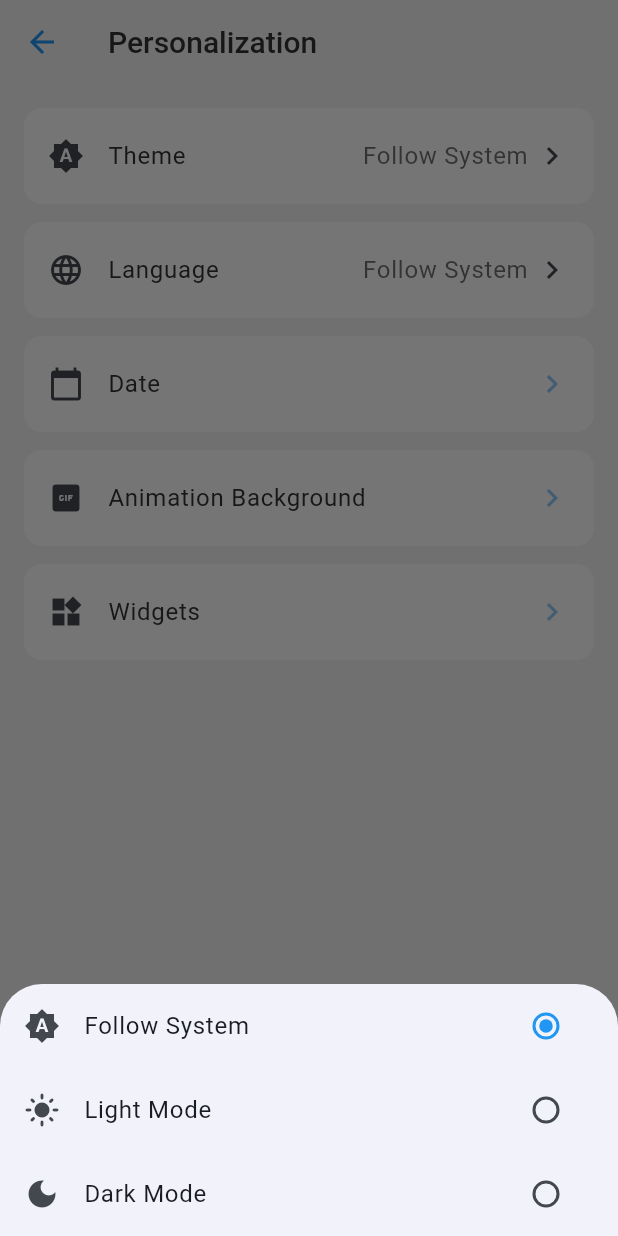
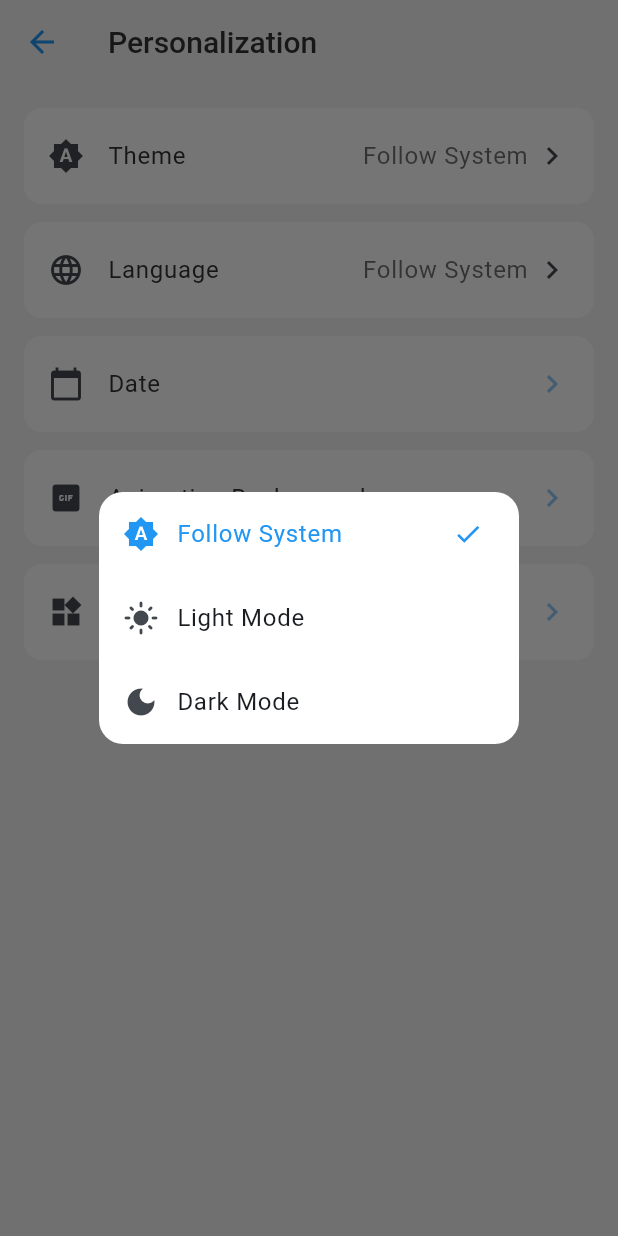
Before and after one commit to Airlur/remind_me, a Flutter app: the PersonalizationPage screen opened by its route, after a tap on "Theme", on a phone screen of 412 x 824 dp. Run offline on Flutter 3.47's test engine with Material 3 defaults, Android fonts, the light colour scheme and no system bars; our stand-ins replace equatable, flutter_bloc, flutter_slidable, get_it, hive, hive_flutter and 1 more; accounts and stored records are empty.

Commit message:
refactor：修改切换主题的交互方式为弹窗

```diff
--- a/lib/views/pages/settings/personalization/personalization_page.dart
+++ b/lib/views/pages/settings/personalization/personalization_page.dart
@@ -34,56 +34,63 @@ class PersonalizationPage extends StatelessWidget {
     }
   }
 
-  void _showThemeModeBottomSheet(BuildContext context) {
-    showModalBottomSheet(
+  void _showThemeModeDialog(BuildContext context) {
+    showDialog(
       context: context,
       builder: (context) => BlocBuilder<SettingsBloc, SettingsState>(
         builder: (context, state) {
-          return SafeArea(
-            child: Column(
+          final theme = Theme.of(context);
+          return AlertDialog(
+            contentPadding: EdgeInsets.zero,
+            backgroundColor: theme.colorScheme.surface,
+            insetPadding: const EdgeInsets.symmetric(horizontal: 40),
+            shape: RoundedRectangleBorder(
+              borderRadius: BorderRadius.circular(16),
+            ),
+            content: Column(
               mainAxisSize: MainAxisSize.min,
               children: [
                 ListTile(
                   leading: const Icon(Icons.brightness_auto),
                   title: Text(context.l10n.followSystem),
-                  trailing: Radio<ThemeMode>(
-                    value: ThemeMode.system,
-                    groupValue: state.themeMode,
-                    onChanged: (value) {
-                      if (value != null) {
-                        context.read<SettingsBloc>().add(UpdateThemeModeEvent(value));
-                      }
+                  selected: state.themeMode == ThemeMode.system,
+                  trailing: state.themeMode == ThemeMode.system
+                      ? const Icon(Icons.check, size: 20)
+                      : null,
+                  onTap: () {
+                    context.read<SettingsBloc>().add(UpdateThemeModeEvent(ThemeMode.system));
                     Navigator.pop(context);
                   },
-                  ),
+                  minLeadingWidth: 0,
+                  horizontalTitleGap: 12,
                 ),
                 ListTile(
                   leading: const Icon(Icons.light_mode),
                   title: Text(context.l10n.lightMode),
-                  trailing: Radio<ThemeMode>(
-                    value: ThemeMode.light,
-                    groupValue: state.themeMode,
-                    onChanged: (value) {
-                      if (value != null) {
-                        context.read<SettingsBloc>().add(UpdateThemeModeEvent(value));
-                      }
+                  selected: state.themeMode == ThemeMode.light,
+                  trailing: state.themeMode == ThemeMode.light
+                      ? const Icon(Icons.check, size: 20)
+                      : null,
+                  onTap: () {
+                    context.read<SettingsBloc>().add(UpdateThemeModeEvent(ThemeMode.light));
                     Navigator.pop(context);
                   },
-                  ),
+                  minLeadingWidth: 0,
+                  horizontalTitleGap: 12,
                 ),
                 ListTile(
                   leading: const Icon(Icons.dark_mode),
                   title: Text(context.l10n.darkMode),
-                  trailing: Radio<ThemeMode>(
-                    value: ThemeMode.dark,
-                    groupValue: state.themeMode,
-                    onChanged: (value) {
-                      if (value != null) {
-                        context.read<SettingsBloc>().add(UpdateThemeModeEvent(value));
-                      }
+                  selected: state.themeMode == ThemeMode.dark,
+                  trailing: state.themeMode == ThemeMode.dark
+                      ? const Icon(Icons.check, size: 20)
+                      : null,
+                  onTap: () {
+                    context.read<SettingsBloc>().add(UpdateThemeModeEvent(ThemeMode.dark));
                     Navigator.pop(context);
                   },
-                  ),
+                  minLeadingWidth: 0,
+                  horizontalTitleGap: 12,
                 ),
               ],
             ),
@@ -122,7 +129,7 @@ class PersonalizationPage extends StatelessWidget {
                     const Icon(Icons.chevron_right),
                   ],
                 ),
-                onTap: () => _showThemeModeBottomSheet(context),
+                onTap: () => _showThemeModeDialog(context),
               ),
               SettingsListItem(
                 icon: Icons.language,
```
Lines whose indentation alone changed are shown as unchanged.
